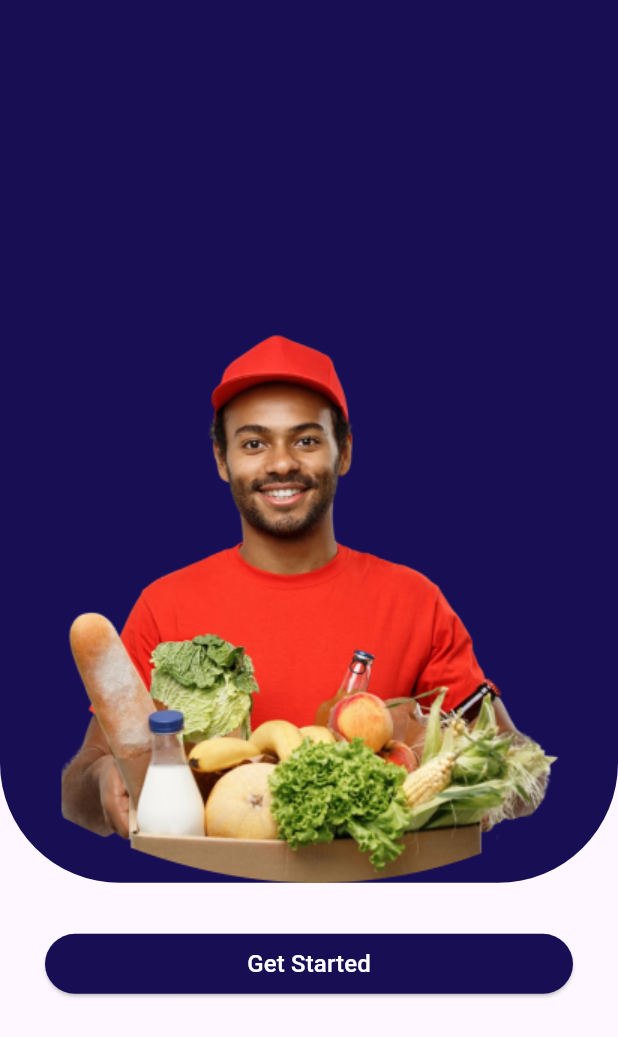
After one commit to Muhaiminur/grozaar, a Flutter app: the WelcomePage screen opened directly, on a phone screen of 412 x 824 dp. The commit adds this screen. Shown: the top 1037 px of the screen. Run offline on Flutter 3.47's test engine with Material 3 defaults, Android fonts, the phone set to English and light mode, and no system bars; our stand-ins replace dio, firebase_remote_config, fluttertoast, google_fonts, logger, package_info_plus and 3 more; accounts and stored records are empty; project files that could hold a hidden picture were left out.

Commit message:
done with welcome page

```diff
--- a/lib/core/utility/colors.dart
+++ b/lib/core/utility/colors.dart
@@ -6,7 +6,7 @@ library;
 import 'dart:ui';
 
 class ProjectColors {
-  Color primaryColor = Color(0xff2BBE65);
+  Color primaryColor = Color(0xff180E54);
   Color white = Color(0xFFffffff);
   Color black = Color(0xFF000000);
 }
--- a/lib/core/utility/customStrings.dart
+++ b/lib/core/utility/customStrings.dart
@@ -16,4 +16,5 @@ class CustomStrings {
   String token = 'token';
   String android = 'android';
   String ios = 'ios';
+  String getStarted = 'Get Started';
 }
--- a/lib/core/utility/routes.dart
+++ b/lib/core/utility/routes.dart
@@ -1,7 +1,7 @@
 ///PAGE ROUTE NAMES///
 //
 const splash = "/";
-const guestHomePage = "/guestHome";
+const welcomePage = "/welcomePage";
 const homePage = "/homePage";
 const chatBot = "/chatBot";
 const faqPage = "/faqPage";
--- /dev/null
+++ b/lib/view/common/welcome_screen.dart
@@ -0,0 +1,82 @@
+import 'package:flutter/material.dart';
+import 'package:google_fonts/google_fonts.dart';
+import 'package:grozaar/core/utility/colors.dart';
+
+import '../../core/utility/customStrings.dart';
+
+class WelcomePage extends StatefulWidget {
+  const WelcomePage({super.key});
+
+  @override
+  WelcomePageScreenState createState() => WelcomePageScreenState();
+}
+
+class WelcomePageScreenState extends State<WelcomePage> {
+  @override
+  void initState() {
+    super.initState();
+  }
+
+  @override
+  void dispose() {
+    super.dispose();
+  }
+
+  @override
+  Widget build(BuildContext context) {
+    return Scaffold(
+      body: Column(
+        children: [
+          Container(
+            height: MediaQuery.of(context).size.height / 1.4,
+            decoration: BoxDecoration(
+              color: ProjectColors().primaryColor,
+              borderRadius: BorderRadius.only(
+                bottomRight: Radius.circular(80),
+                bottomLeft: Radius.circular(80),
+              ),
+            ),
+            child: Align(
+              alignment: Alignment.bottomCenter,
+              child: Image.asset(
+                "assets/images/ic_welcome.png",
+                fit: BoxFit.fill,
+              ),
+            ),
+          ),
+          Container(
+            width: double.infinity,
+            padding: EdgeInsets.all(30),
+            child: ElevatedButton(
+              style: ButtonStyle(
+                backgroundColor: WidgetStateProperty.all(
+                  ProjectColors().primaryColor,
+                ),
+                padding: WidgetStateProperty.all(
+                  EdgeInsets.only(left: 25, right: 25),
+                ),
+                shape: WidgetStatePropertyAll(
+                  RoundedRectangleBorder(
+                    borderRadius: BorderRadius.circular(23),
+                  ),
+                ),
+              ),
+              onPressed: () {
+                Navigator.of(context).pop();
+                //Navigator.pushReplacementNamed(context, guestHomePage, arguments: 3);
+              },
+              child: Text(
+                CustomStrings().getStarted,
+                style: GoogleFonts.roboto(
+                  fontWeight: FontWeight.w500,
+                  fontSize: 16,
+                  color: ProjectColors().white,
+                ),
+              ),
+            ),
+          ),
+        ],
+      ),
+    );
+  }
+}
```
Also changed, not shown: lib/view/grozaar.dart (+5 -2 lines), lib/view/splash_screen.dart (+10 -4 lines), assets/images/ic_welcome.png (added), assets/images/ic_welcome.svg (added), lib/generated/assets.dart.
